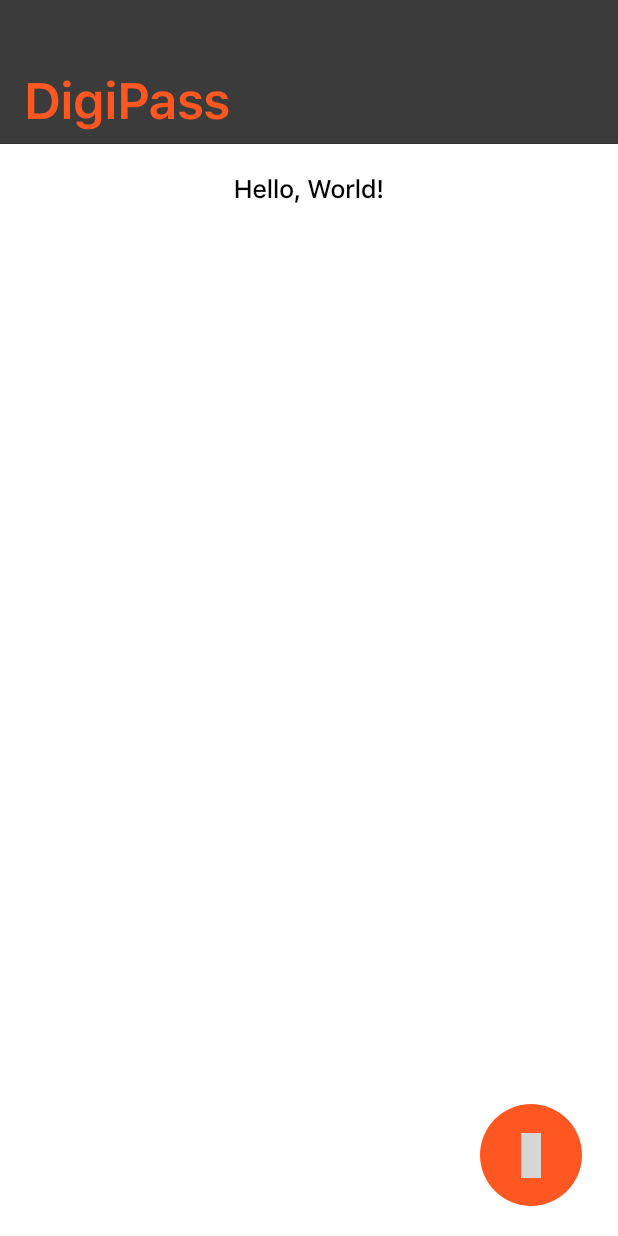
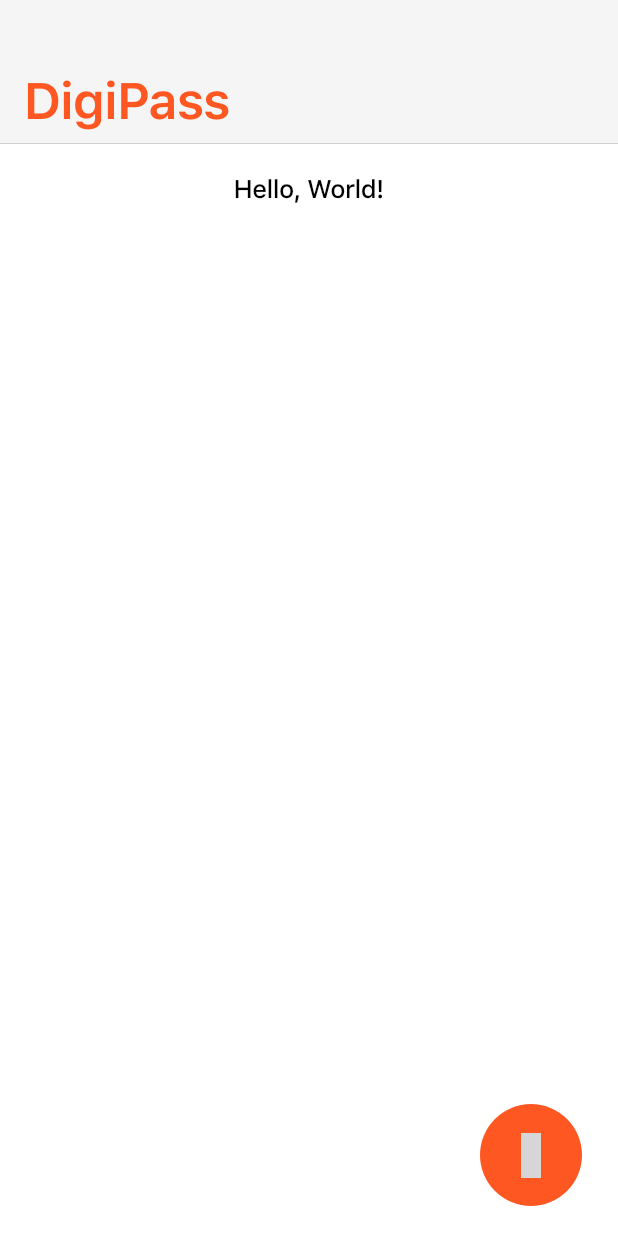
Before and after one commit to jawshoeadan/flutter_digipass, a Flutter app: the screen it shows after launch, on a phone screen of 412 x 824 dp. Run offline on Flutter 3.47's test engine with Material 2 defaults, Android fonts, the phone set to English and light mode, and no system bars; missing offline and left inert: flutter_sfsymbols; grey boxes are pictures that could not be loaded.

Commit message:
Fixed Navigation Bar in light mode

```diff
--- a/lib/main.dart
+++ b/lib/main.dart
@@ -70,7 +70,10 @@
             child: CustomScrollView(
               slivers: [
                 CupertinoSliverNavigationBar(
-                  backgroundColor: Color(0xcc0a0a0a),
+                  backgroundColor: MediaQuery.of(context).platformBrightness ==
+                          Brightness.light
+                      ? Colors.grey[100]
+                      : Color(0xcc0a0a0a),
                   largeTitle: Text(
                     'DigiPass',
                     style: TextStyle(
```
